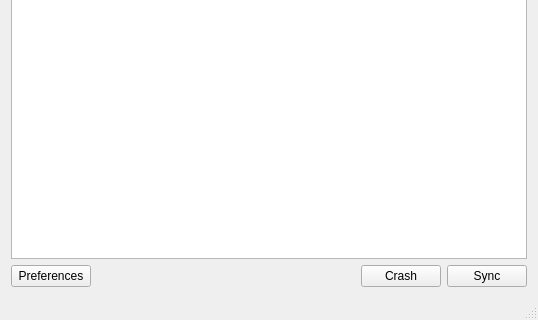
Above: OwNetClient/view/mainwindow.ui from OwNet/qtownet before the change; both pictures show x 0 to 538 and y 228 to 548 of the 538 by 548 pixel window. Below: the same form after it.
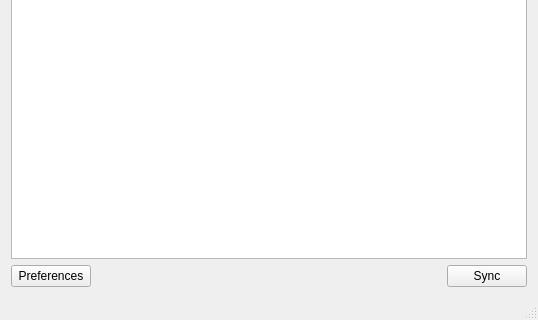
That is the form after the change. Icons and pictures are not drawn.

Commit message: Remove crash button.

The edit to the form file:
```diff
--- a/OwNetClient/view/mainwindow.ui
+++ b/OwNetClient/view/mainwindow.ui
@@ -148,13 +148,6 @@
         </property>
        </spacer>
       </item>
-      <item>
-       <widget class="QPushButton" name="btnCrash">
-        <property name="text">
-         <string>Crash</string>
-        </property>
-       </widget>
-      </item>
       <item>
        <widget class="QPushButton" name="btnSync">
         <property name="text">
```
The commit also changes 2 other files.
